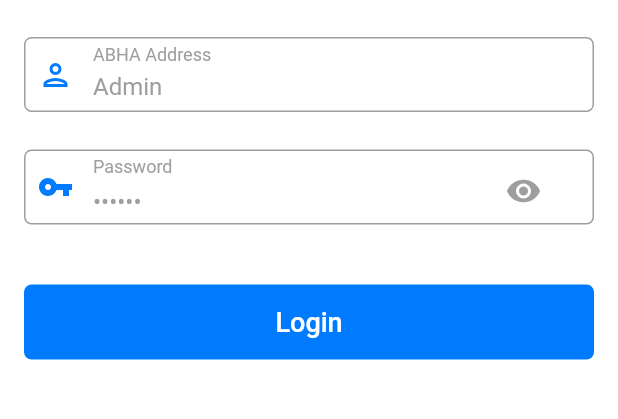
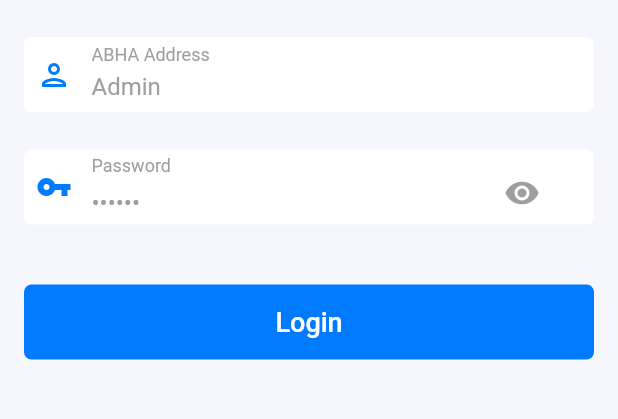
Before and after one commit to Deepak30492/EUA_Flutter, a Flutter app: the screen it shows after launch, on a phone screen of 412 x 824 dp, the part 428-847 px from its top. Run offline on Flutter 3.47's test engine with Material 2 defaults, Android fonts, the phone set to English and light mode, and no system bars; our stand-ins replace connectivity, expandable, get, google_fonts; Roboto replaces fonts that are missing (Poppins).

Commit message:
login small ui change

```diff
--- a/lib/theme/src/app_colors.dart
+++ b/lib/theme/src/app_colors.dart
@@ -18,6 +18,7 @@ class AppColors {
   static const Color _darkThemeWhiteColor = Colors.red;
   static const Color confirmTextColor = Color(0xFF00CC39);
   static const Color linkTextColor = Color(0xFF0052CC);
+  static const Color loginBackgroundColor = Color.fromARGB(255, 245, 247, 252);
 
   ///Black
   static get black => themeModeController.themeMode
--- a/lib/view/login/src/login_page.dart
+++ b/lib/view/login/src/login_page.dart
@@ -43,7 +43,7 @@ class LoginPageState extends State<LoginPage> {
     width = MediaQuery.of(context).size.width;
     height = MediaQuery.of(context).size.height;
     return Container(
-      decoration: BoxDecoration(color: AppColors.white),
+      decoration: BoxDecoration(color: AppColors.loginBackgroundColor),
       width: width,
       height: height,
       child: Column(
@@ -70,9 +70,10 @@ class LoginPageState extends State<LoginPage> {
                       Container(
                         height: 50,
                         decoration: BoxDecoration(
-                            borderRadius: BorderRadius.circular(5),
-                            color: Colors.white,
-                            border: Border.all(color: Colors.grey)),
+                          borderRadius: BorderRadius.circular(5),
+                          color: Colors.white,
+                          //border: Border.all(color: Colors.grey)
+                        ),
                         child: Row(
                           children: [
                             Padding(
@@ -121,9 +122,10 @@ class LoginPageState extends State<LoginPage> {
                       Container(
                         height: 50,
                         decoration: BoxDecoration(
-                            borderRadius: BorderRadius.circular(5),
-                            color: Colors.white,
-                            border: Border.all(color: Colors.grey)),
+                          borderRadius: BorderRadius.circular(5),
+                          color: Colors.white,
+                          //border: Border.all(color: Colors.grey)
+                        ),
                         child: Row(
                           children: [
                             Padding(
```
